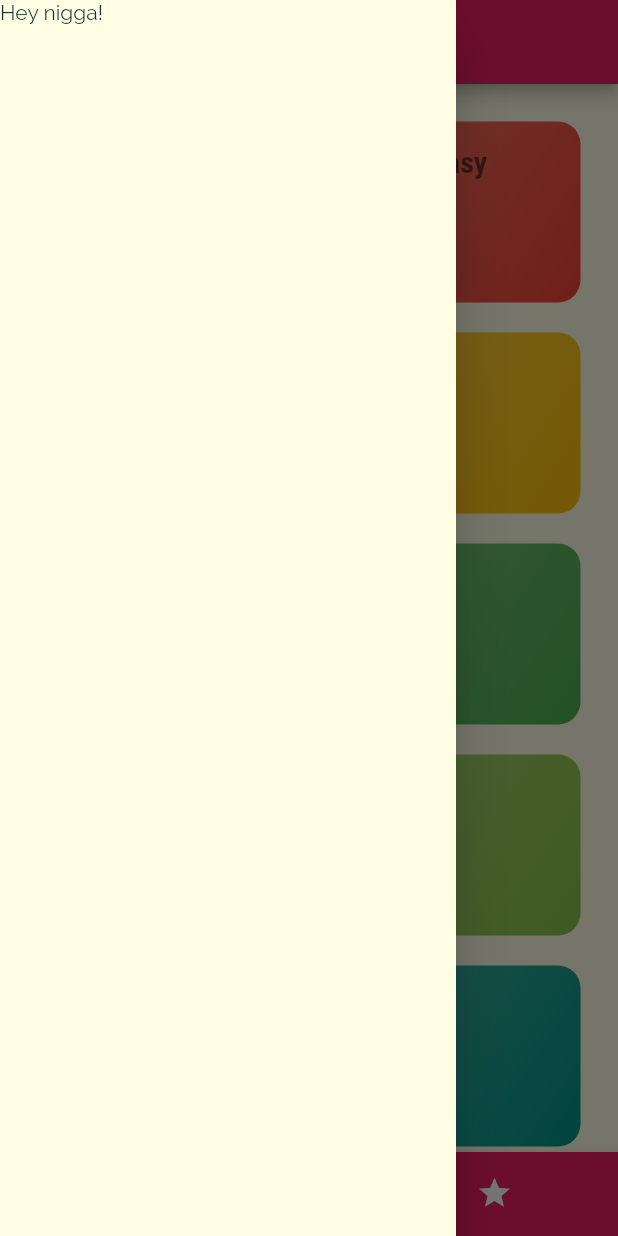
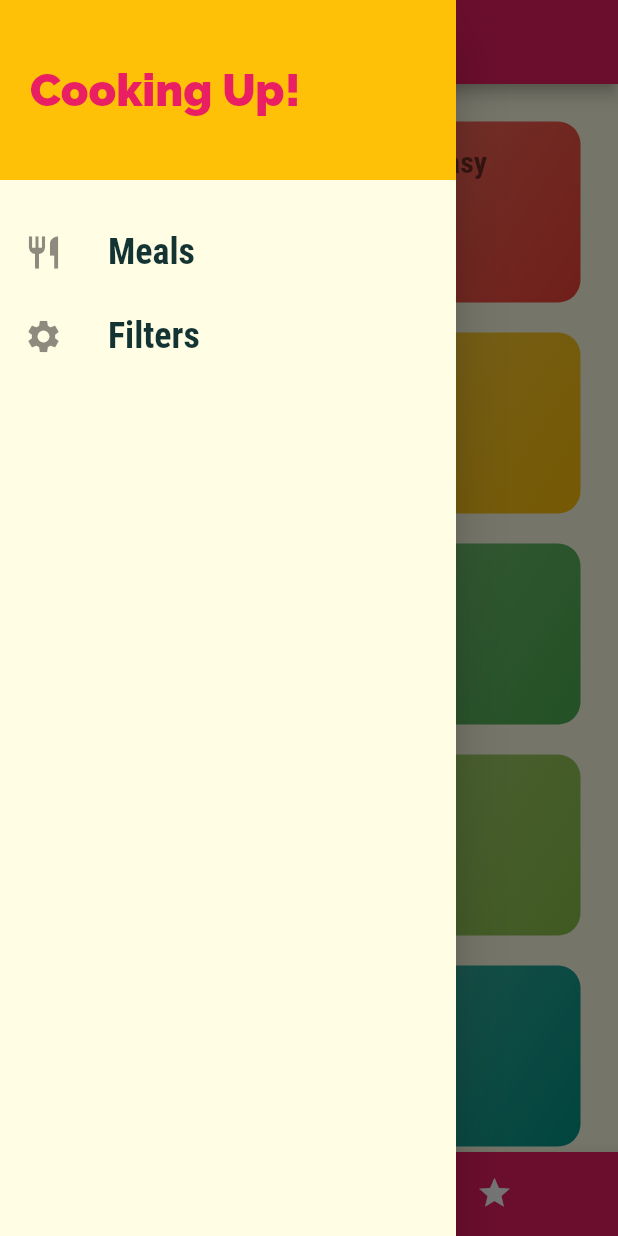
Before and after one commit to fdorado985/delimeals_flutter, a Flutter app: the screen it shows after launch, with the side drawer open, on a phone screen of 412 x 824 dp. Run offline on Flutter 3.47's test engine with Material 2 defaults, Android fonts, the phone set to English and light mode, and no system bars.

Commit message:
Extract the widget for drawer and show it on tabs_screen

```diff
--- a/lib/screens/tabs_screen.dart
+++ b/lib/screens/tabs_screen.dart
@@ -1,5 +1,6 @@
 import 'package:delimeals_flutter/screens/categories_screen.dart';
 import 'package:delimeals_flutter/screens/favorites_screen.dart';
+import 'package:delimeals_flutter/widgets/main_drawer.dart';
 import 'package:flutter/material.dart';
 
 class TabsScreen extends StatefulWidget {
@@ -32,9 +33,7 @@ class _TabsScreenState extends State<TabsScreen> {
       appBar: AppBar(
         title: Text(_pages[_selectedPageIndex]['title']),
       ),
-      drawer: Drawer(
-        child: Text('Hey nigga!'),
-      ),
+      drawer: MainDrawer(),
       body: _pages[_selectedPageIndex]['page'],
       bottomNavigationBar: BottomNavigationBar(
         onTap: _selectPage,
--- /dev/null
+++ b/lib/widgets/main_drawer.dart
@@ -0,0 +1,51 @@
+import 'package:flutter/material.dart';
+
+class MainDrawer extends StatelessWidget {
+  @override
+  Widget build(BuildContext context) {
+    return Drawer(
+      child: Column(
+        children: [
+          Container(
+            height: 120,
+            width: double.infinity,
+            padding: EdgeInsets.all(20),
+            alignment: Alignment.centerLeft,
+            color: Theme.of(context).accentColor,
+            child: Text(
+              'Cooking Up!',
+              style: TextStyle(
+                fontWeight: FontWeight.w900,
+                fontSize: 30,
+                color: Theme.of(context).primaryColor,
+              ),
+            ),
+          ),
+          SizedBox(height: 20),
+          _buildListTile('Meals', Icons.restaurant),
+          _buildListTile('Filters', Icons.settings),
+        ],
+      ),
+    );
+  }
+
+  Widget _buildListTile(String title, IconData icon) {
+    return ListTile(
+      leading: Icon(
+        icon,
+        size: 26,
+      ),
+      title: Text(
+        title,
+        style: TextStyle(
+          fontFamily: 'RobotoCondensed',
+          fontSize: 24,
+          fontWeight: FontWeight.bold,
+        ),
+      ),
+      onTap: () {
+        // to be implemented
+      },
+    );
+  }
+}
```
